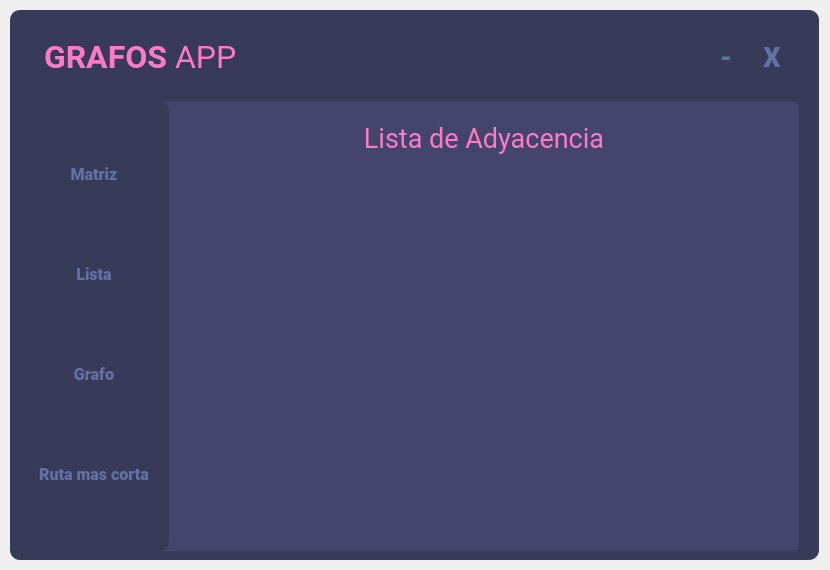
Before: the Qt Designer form Views/Qt/MainWindowView.ui in NastMz/Grafos, drawn with Qt 5.
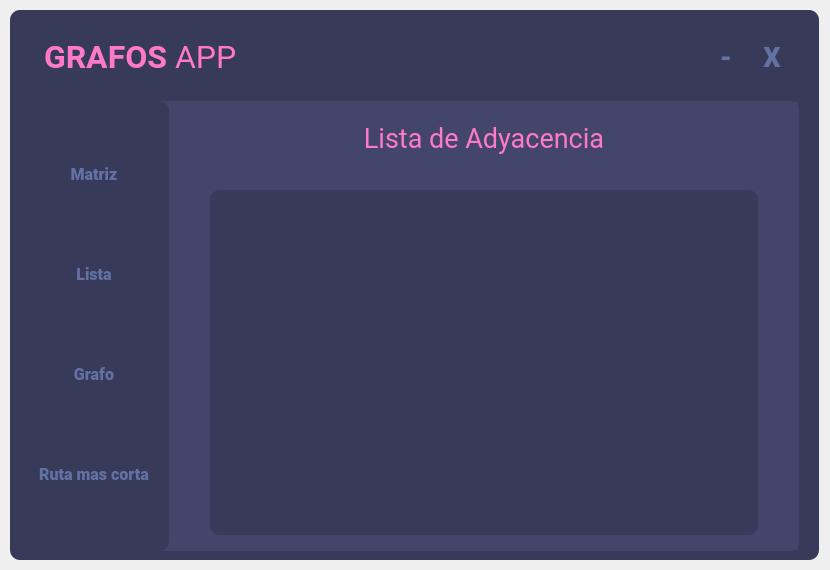
After: the same form once the commit is applied. The open tabs and pages were chosen to show the change.

Patch:
```diff
--- a/Views/Qt/MainWindowView.ui
+++ b/Views/Qt/MainWindowView.ui
@@ -844,7 +844,8 @@
                        <bool>false</bool>
                       </property>
                       <property name="styleSheet">
-                       <string notr="true">color: rgb(98, 114, 164);</string>
+                       <string notr="true">color: rgb(98, 114, 164);
+background-color: rgb(56, 58, 89);</string>
                       </property>
                       <property name="frameShape">
                        <enum>QFrame::NoFrame</enum>
```
Left out of the diff: 5 changed lines with no effect on the pictures.
